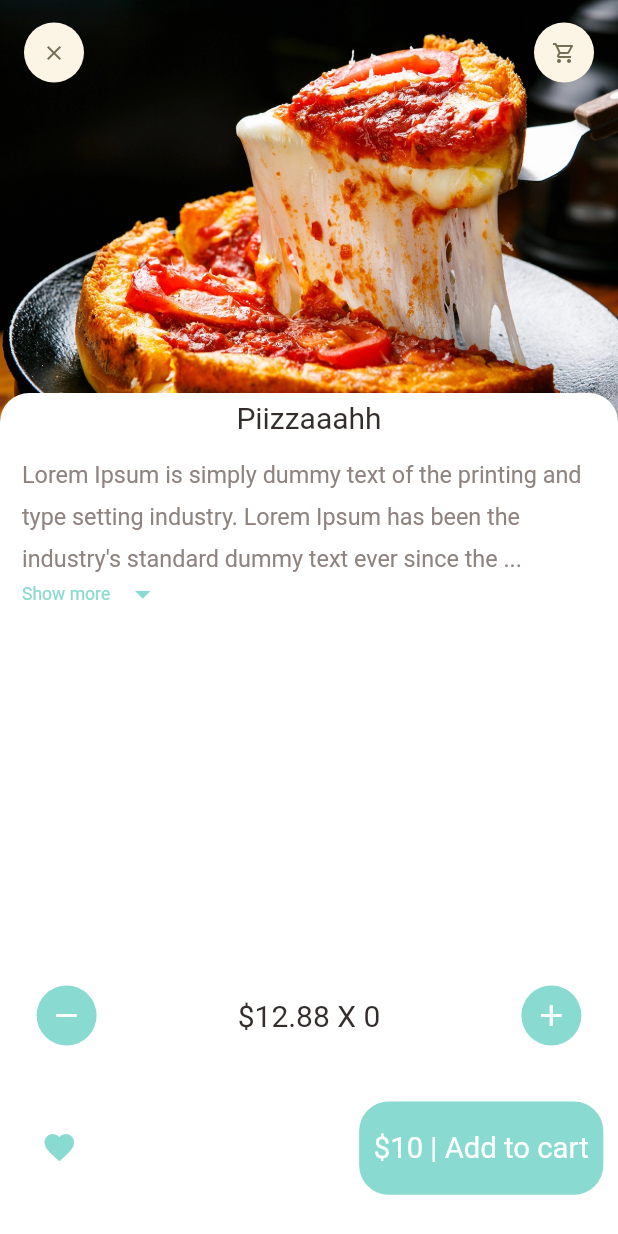
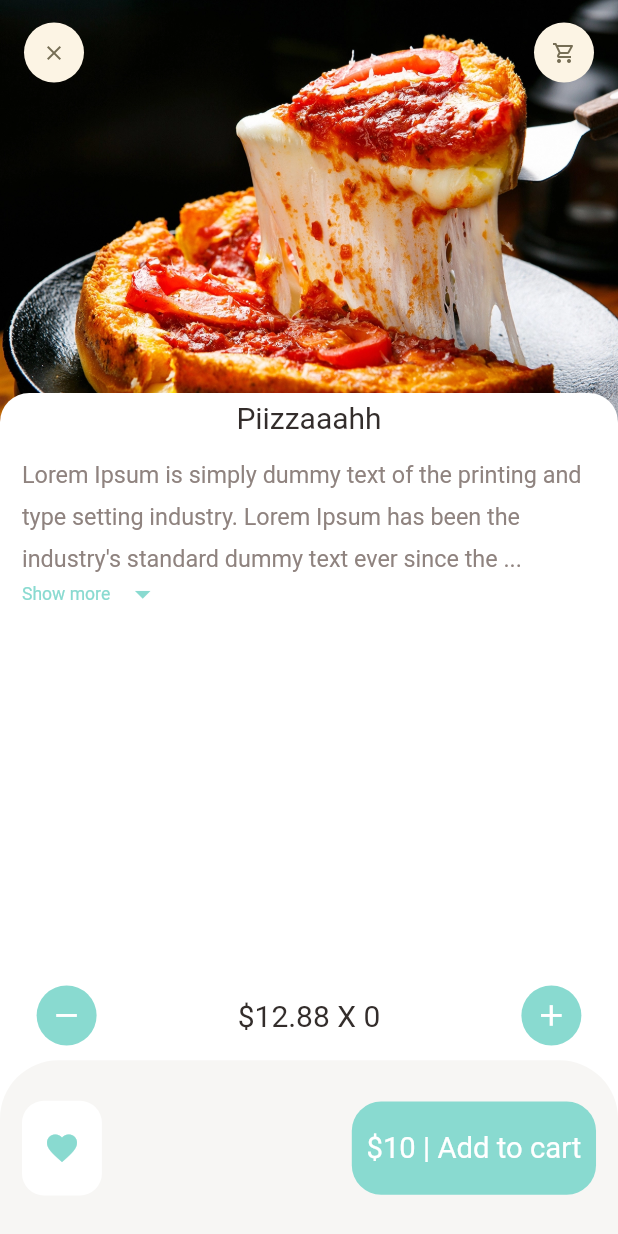
Before and after one commit to lameesnd/ECommerce-FoodApp-, a Flutter app: the screen it shows after launch, on a phone screen of 412 x 824 dp. Run offline on Flutter 3.47's test engine with Material 2 defaults, Android fonts, the phone set to English and light mode, and no system bars; our stand-ins replace dots_indicator, get.

Commit message:
minor update

```diff
--- a/lib/widgets/recommended_food_detail.dart
+++ b/lib/widgets/recommended_food_detail.dart
@@ -108,10 +108,10 @@ class RecommendedFoodDetail extends StatelessWidget {
             padding: EdgeInsets.only(
                 top: Dimensions.height30,
                 bottom: Dimensions.height30,
-                left: Dimensions.width20,
-                right: Dimensions.width20),
+                left: Dimensions.width30,
+                right: Dimensions.width30),
             decoration: BoxDecoration(
-                color: Colors.white,
+                color: AppColors.buttonBackgroundColor,
                 borderRadius: BorderRadius.only(
                     topLeft: Radius.circular(Dimensions.radius20 * 2),
                     topRight: Radius.circular(Dimensions.radius20 * 2))),
@@ -123,16 +123,14 @@ class RecommendedFoodDetail extends StatelessWidget {
                   padding: EdgeInsets.only(
                       top: Dimensions.height20,
                       bottom: Dimensions.height20,
-                      left: Dimensions.width20,
-                      right: Dimensions.width20),
+                      left: Dimensions.width30,
+                      right: Dimensions.width30),
                   decoration: BoxDecoration(
-                      borderRadius: BorderRadius.circular(Dimensions.radius20),
+                      borderRadius: BorderRadius.circular(Dimensions.radius15),
                       color: Colors.white),
-                  child: AppIcon(
-                    icon: Icons.favorite,
-                    iconColor: AppColors.mainColor,
-                    backgroundColor: Colors.white,
-                    iconSize: Dimensions.iconSize24,
+                  child: Icon(
+                    Icons.favorite,
+                    color: AppColors.mainColor,
                   ),
                 ),
                 //add to cart
```
